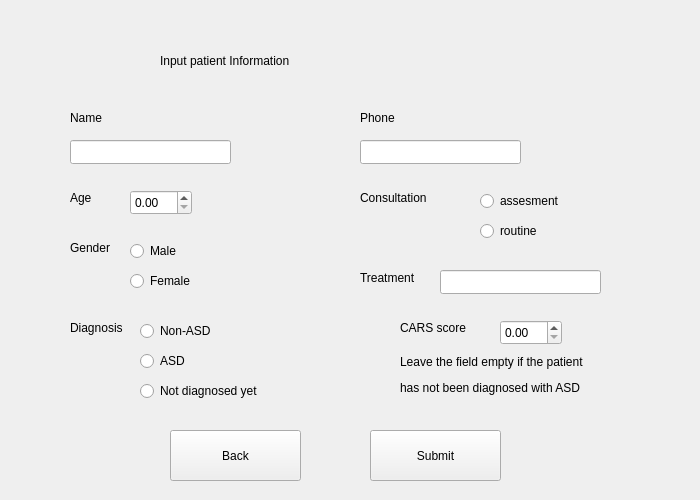
rkishibe/diaggaze, file asd/form.ui: the form before one commit.
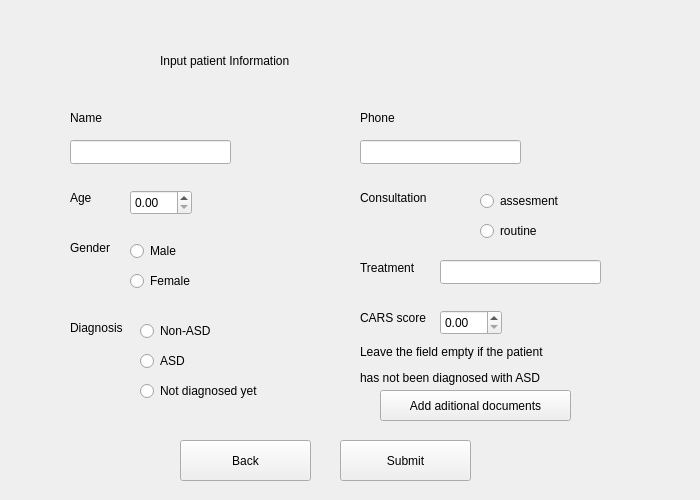
The form after the commit.

```diff
--- a/asd/form.ui
+++ b/asd/form.ui
@@ -90,8 +90,8 @@
    <widget class="QLabel" name="label_3">
     <property name="geometry">
      <rect>
-      <x>400</x>
-      <y>320</y>
+      <x>360</x>
+      <y>310</y>
       <width>91</width>
       <height>16</height>
      </rect>
@@ -103,10 +103,10 @@
    <widget class="QPushButton" name="submit_button">
     <property name="geometry">
      <rect>
-      <x>370</x>
-      <y>430</y>
+      <x>340</x>
+      <y>440</y>
       <width>131</width>
-      <height>51</height>
+      <height>41</height>
      </rect>
     </property>
     <property name="text">
@@ -155,10 +155,10 @@
    <widget class="QPushButton" name="back_button">
     <property name="geometry">
      <rect>
-      <x>170</x>
-      <y>430</y>
+      <x>180</x>
+      <y>440</y>
       <width>131</width>
-      <height>51</height>
+      <height>41</height>
      </rect>
     </property>
     <property name="text">
@@ -168,8 +168,8 @@
    <widget class="QLabel" name="label_5">
     <property name="geometry">
      <rect>
-      <x>400</x>
-      <y>350</y>
+      <x>360</x>
+      <y>340</y>
       <width>211</width>
       <height>51</height>
      </rect>
@@ -233,8 +233,8 @@
    <widget class="QDoubleSpinBox" name="cars_score">
     <property name="geometry">
      <rect>
-      <x>500</x>
-      <y>320</y>
+      <x>440</x>
+      <y>310</y>
       <width>62</width>
       <height>25</height>
      </rect>
@@ -283,7 +283,7 @@
     <property name="geometry">
      <rect>
       <x>360</x>
-      <y>270</y>
+      <y>260</y>
       <width>71</width>
       <height>16</height>
      </rect>
@@ -296,7 +296,7 @@
     <property name="geometry">
      <rect>
       <x>440</x>
-      <y>270</y>
+      <y>260</y>
       <width>161</width>
       <height>24</height>
      </rect>
@@ -331,6 +331,19 @@
      <string/>
     </property>
    </widget>
+   <widget class="QPushButton" name="upload_button">
+    <property name="geometry">
+     <rect>
+      <x>380</x>
+      <y>390</y>
+      <width>191</width>
+      <height>31</height>
+     </rect>
+    </property>
+    <property name="text">
+     <string>Add aditional documents</string>
+    </property>
+   </widget>
   </widget>
  </widget>
  <resources/>
```
